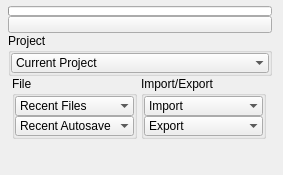
Old version of the form ui/level_3/file.ui in the repository m3trik/Scripts_portable.
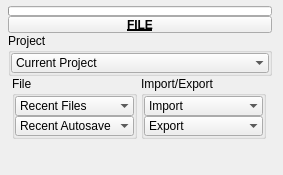
New version of the form. Custom widgets are drawn as their Qt base class.

The edit to the form file:
```diff
--- a/ui/level_3/file.ui
+++ b/ui/level_3/file.ui
@@ -329,8 +329,15 @@
          <height>17</height>
         </size>
        </property>
+       <property name="font">
+        <font>
+         <weight>75</weight>
+         <bold>true</bold>
+         <underline>true</underline>
+        </font>
+       </property>
        <property name="text">
-        <string/>
+        <string>FILE</string>
        </property>
        <property name="checkable">
         <bool>true</bool>
```
